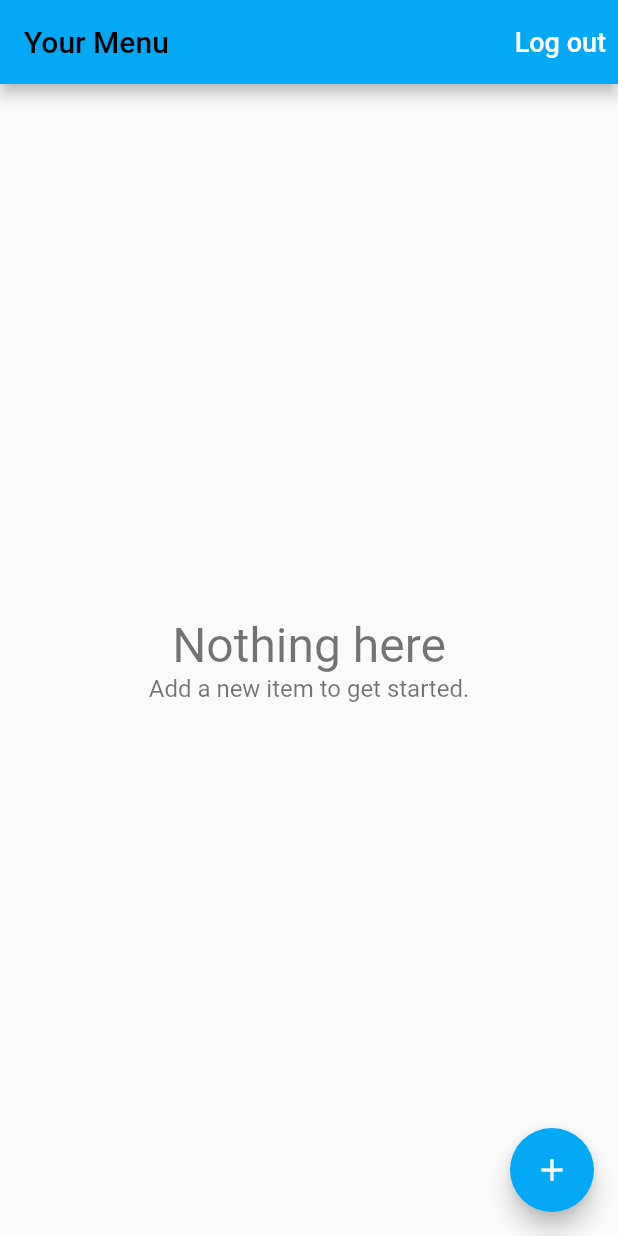
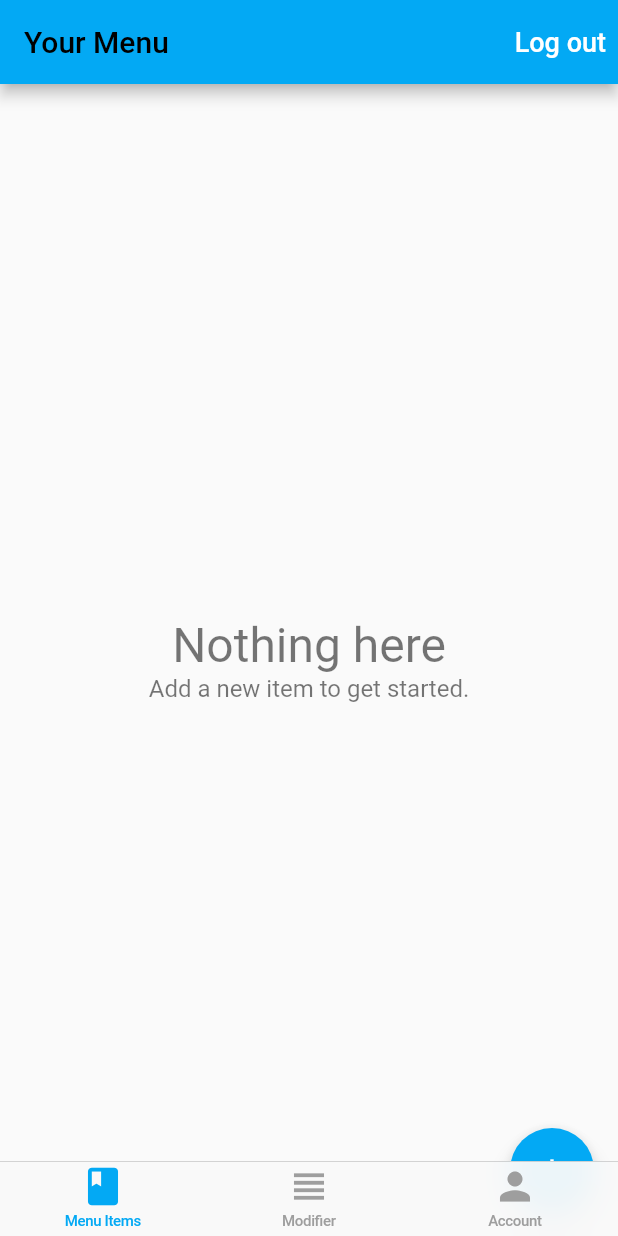
Before and after one commit to derrabeh/coffeasy, a Flutter app: the screen it shows once a user with an empty profile is signed in, on a phone screen of 412 x 824 dp. Run offline on Flutter 3.47's test engine with Material 2 defaults, Android fonts, the phone set to English and light mode, and no system bars; our stand-ins replace cloud_firestore, firebase_auth, firebase_core, google_sign_in; accounts and stored records are empty; network calls fail.

Commit message:
Added tab item and necessary files

```diff
--- a/lib/APP/landing_page.dart
+++ b/lib/APP/landing_page.dart
@@ -1,3 +1,4 @@
+import 'package:coffeasy/home/home_page.dart';
 import 'package:coffeasy/home/menu_item/menu_page.dart';
 import 'package:coffeasy/services/auth.dart';
 import 'package:firebase_auth/firebase_auth.dart';
@@ -9,7 +10,6 @@ import 'package:coffeasy/services/database.dart';
 //This page keeps track of if the user is signed in or not
 //Decides which widget to return (HomePage or SignInPage)
 class LandingPage extends StatelessWidget {
-
   @override
   Widget build(BuildContext context) {
     final auth = Provider.of<AuthBase>(context, listen: false);
@@ -22,8 +22,12 @@ class LandingPage extends StatelessWidget {
           if (user == null) {
             return SignInPage.create(context);
           }
-          return Provider<Database>(child: MenuPage(), create: (_) => FirestoreDatabase(uid: user.uid),);
-        } return Scaffold (
+          return Provider<Database>(
+            child: HomePage(),
+            create: (_) => FirestoreDatabase(uid: user.uid),
+          );
+        }
+        return Scaffold(
           body: Center(
             child: CircularProgressIndicator(),
           ),
--- /dev/null
+++ b/lib/home/cupertino_home_scaffold.dart
@@ -0,0 +1,49 @@
+import 'package:coffeasy/home/tab_item.dart';
+import 'package:flutter/cupertino.dart';
+import 'package:flutter/material.dart';
+
+class CupertinoHomeScaffold extends StatelessWidget {
+  const CupertinoHomeScaffold(
+      {Key? key,
+      required this.currentTab,
+      required this.onSelectTab,
+      required this.widgetBuilders,})
+      : super(key: key);
+  final TabItem currentTab;
+  final ValueChanged<TabItem> onSelectTab;
+  final Map<TabItem, WidgetBuilder> widgetBuilders;
+
+  @override
+  Widget build(BuildContext context) {
+    return CupertinoTabScaffold(
+      tabBar: CupertinoTabBar(
+        activeColor: Colors.lightBlue,
+        inactiveColor: Colors.grey,
+        items: [
+          _buildItem(TabItem.menuItem),
+          _buildItem(TabItem.modifier),
+          _buildItem(TabItem.account),
+        ],
+        onTap: (index) => onSelectTab(TabItem.values[index]),
+      ),
+      tabBuilder: (context, index) {
+        final item = TabItem.values[index];
+        return CupertinoTabView(
+          builder: (context) => widgetBuilders[item]!(context),
+        );
+      },
+    );
+  }
+
+  BottomNavigationBarItem _buildItem(TabItem tabItem) {
+    final itemData = TabItemData.allTabs[tabItem];
+    final color = currentTab == tabItem ? Colors.lightBlue : Colors.grey;
+    return BottomNavigationBarItem(
+      icon: Icon(
+        itemData!.icon,
+        color: color,
+      ),
+      label: itemData.title,
+    );
+  }
+}
--- /dev/null
+++ b/lib/home/home_page.dart
@@ -0,0 +1,36 @@
+import 'package:coffeasy/home/cupertino_home_scaffold.dart';
+import 'package:coffeasy/home/menu_item/menu_page.dart';
+import 'package:coffeasy/home/tab_item.dart';
+import 'package:flutter/material.dart';
+
+class HomePage extends StatefulWidget {
+  const HomePage({Key? key}) : super(key: key);
+
+  @override
+  _HomePageState createState() => _HomePageState();
+}
+
+class _HomePageState extends State<HomePage> {
+  TabItem _currentTab = TabItem.menuItem;
+
+  Map<TabItem, WidgetBuilder> get widgetBuilders {
+    return {
+      TabItem.menuItem: (_) => MenuPage(),
+      TabItem.modifier: (_) => Container(),
+      TabItem.account: (_) => Container(),
+    };
+  }
+
+  void _select(TabItem tabItem) {
+    setState(() => _currentTab = tabItem);
+  }
+
+  @override
+  Widget build(BuildContext context) {
+    return CupertinoHomeScaffold(
+      currentTab: _currentTab,
+      onSelectTab: _select,
+      widgetBuilders: widgetBuilders,
+    );
+  }
+}
--- /dev/null
+++ b/lib/home/tab_item.dart
@@ -0,0 +1,16 @@
+import 'package:flutter/material.dart';
+
+enum TabItem{menuItem, modifier, account}
+
+class TabItemData{
+  const TabItemData({required this.title, required this.icon});
+
+  final String title;
+  final IconData icon;
+
+  static const Map<TabItem, TabItemData> allTabs = {
+    TabItem.menuItem: TabItemData(title: 'Menu Items', icon: Icons.book),
+    TabItem.modifier: TabItemData(title: 'Modifier', icon: Icons.view_headline),
+    TabItem.account: TabItemData(title: 'Account', icon: Icons.person),
+  };
+}
```
Also changed, not shown: lib/home/models/modifier.dart (added), lib/home/modifier/item_modifier_page.dart (added), lib/home/modifier/modifier_list_item.dart (added), lib/home/modifier/modifier_page.dart (added), 1 other file.
